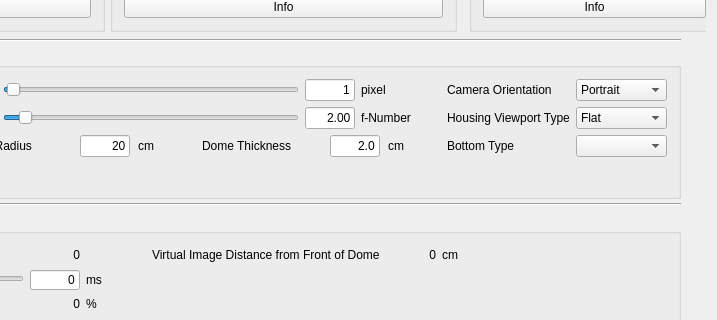
Qt form qt/UWOpticalSystemDesigner/mainwindow.ui (gidobot/UWOpticalSystemsDesignTools) before a commit; both pictures show x 567 to 1284 and y 296 to 616 of the 1284 by 723 pixel window.
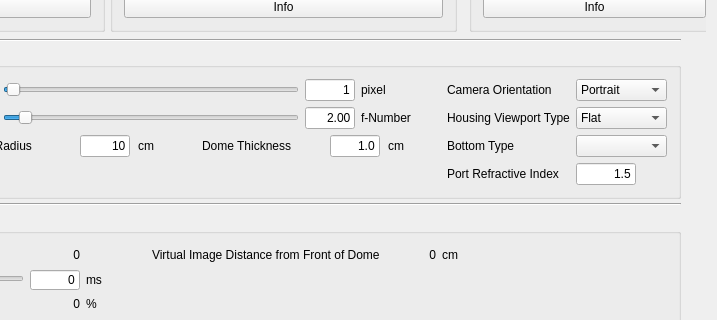
The same form after that commit.

```diff
--- a/qt/UWOpticalSystemDesigner/mainwindow.ui
+++ b/qt/UWOpticalSystemDesigner/mainwindow.ui
@@ -2239,7 +2239,7 @@
               </size>
              </property>
              <property name="text">
-              <string>20</string>
+              <string>10</string>
              </property>
              <property name="alignment">
               <set>Qt::AlignRight|Qt::AlignTrailing|Qt::AlignVCenter</set>
@@ -2321,7 +2321,7 @@
               </size>
              </property>
              <property name="text">
-              <string>2.0</string>
+              <string>1.0</string>
              </property>
              <property name="alignment">
               <set>Qt::AlignRight|Qt::AlignTrailing|Qt::AlignVCenter</set>
@@ -2349,6 +2349,41 @@
            </item>
           </layout>
          </item>
+         <item row="3" column="10">
+          <widget class="QLabel" name="refractionLabel">
+           <property name="text">
+            <string>Port Refractive Index</string>
+           </property>
+          </widget>
+         </item>
+         <item row="3" column="12">
+          <widget class="QLineEdit" name="refractionLineEdit">
+           <property name="sizePolicy">
+            <sizepolicy hsizetype="Fixed" vsizetype="Fixed">
+             <horstretch>0</horstretch>
+             <verstretch>0</verstretch>
+            </sizepolicy>
+           </property>
+           <property name="minimumSize">
+            <size>
+             <width>20</width>
+             <height>0</height>
+            </size>
+           </property>
+           <property name="maximumSize">
+            <size>
+             <width>60</width>
+             <height>16777215</height>
+            </size>
+           </property>
+           <property name="text">
+            <string>1.5</string>
+           </property>
+           <property name="alignment">
+            <set>Qt::AlignRight|Qt::AlignTrailing|Qt::AlignVCenter</set>
+           </property>
+          </widget>
+         </item>
         </layout>
        </widget>
        <widget class="Line" name="line_2">
```
